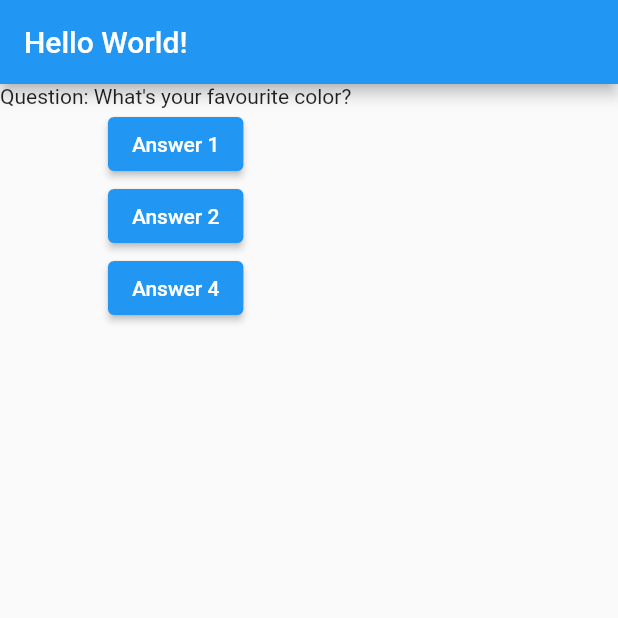
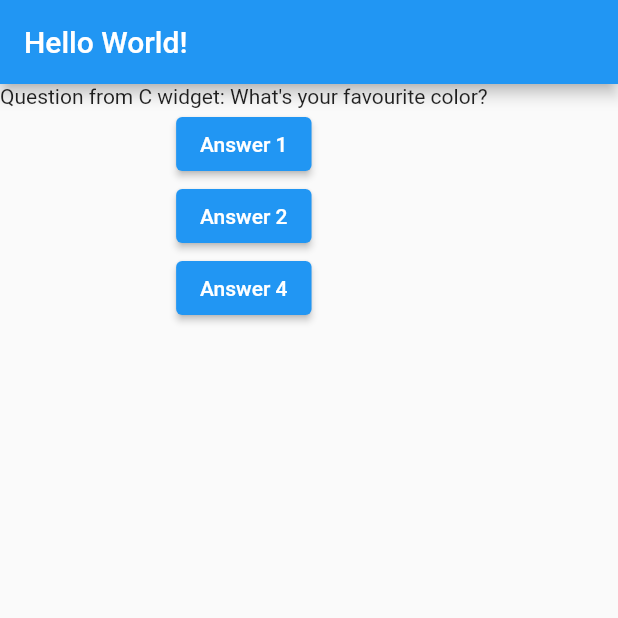
Before and after one commit to guplem/LearningFlutter, a Flutter app: the screen it shows after launch, on a phone screen of 412 x 824 dp, the top half of it. Run offline on Flutter 3.47's test engine with Material 2 defaults, Android fonts, the phone set to English and light mode, and no system bars.

Commit message:
Custom widget

```diff
--- a/flutter_complete_guide/lib/main.dart
+++ b/flutter_complete_guide/lib/main.dart
@@ -1,4 +1,6 @@
 import "package:flutter/material.dart";
+
+import "./question.dart";
 
 void main() => runApp(MyApp());
 
@@ -38,7 +40,7 @@ class _MyAppState extends State<MyApp> {
         ),
         body: Column(
           children: [
-            Text("Question: " + _questions.elementAt(_questionIndex)),
+            Question(_questions[_questionIndex]),
             ElevatedButton( //Previously (deprecated) was RaisedButton
               child: Text("Answer 1"),
               onPressed: _answerQuestion, //Be aware, do not pass the result of the function ("answerQuestion()") but the pointer to the function ("answerQuestion")
--- /dev/null
+++ b/flutter_complete_guide/lib/question.dart
@@ -0,0 +1,12 @@
+import 'package:flutter/material.dart';
+
+class Question extends StatelessWidget {
+  final String questionText; // With every update, flutter will create a new one
+
+  Question (this.questionText); // Constructor
+
+  @override
+  Widget build(BuildContext context) {
+    return Text("Question from C widget: " + questionText);
+  }
+}
```
